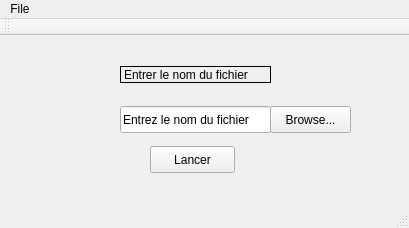
Old version of the form VisualGraph/mainvisualgraph.ui in the repository Seymour49/VisualGraph.
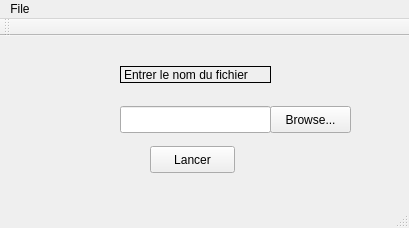
New version of the form.

Commit message: amelioration interface

The edit to the form file:
```diff
--- a/VisualGraph/mainvisualgraph.ui
+++ b/VisualGraph/mainvisualgraph.ui
@@ -56,7 +56,7 @@
      </rect>
     </property>
     <property name="text">
-     <string>Entrez le nom du fichier</string>
+     <string extracomment="Ecrire"/>
     </property>
    </widget>
    <widget class="QToolButton" name="toolButton">
```
The commit also changes 2 other files.
